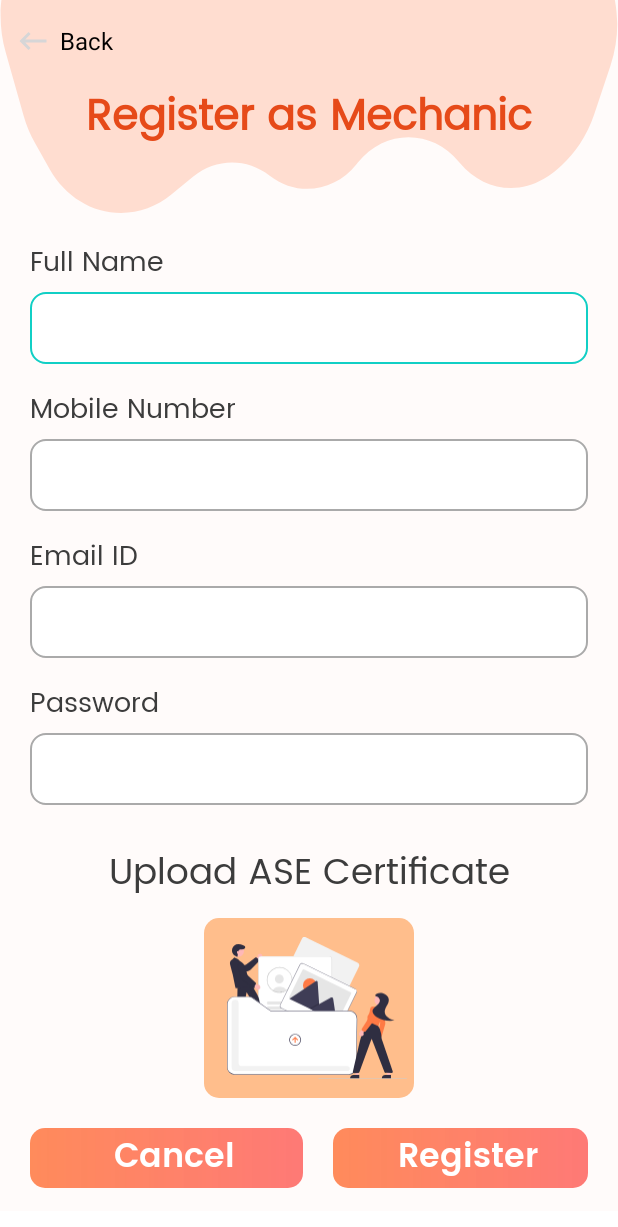
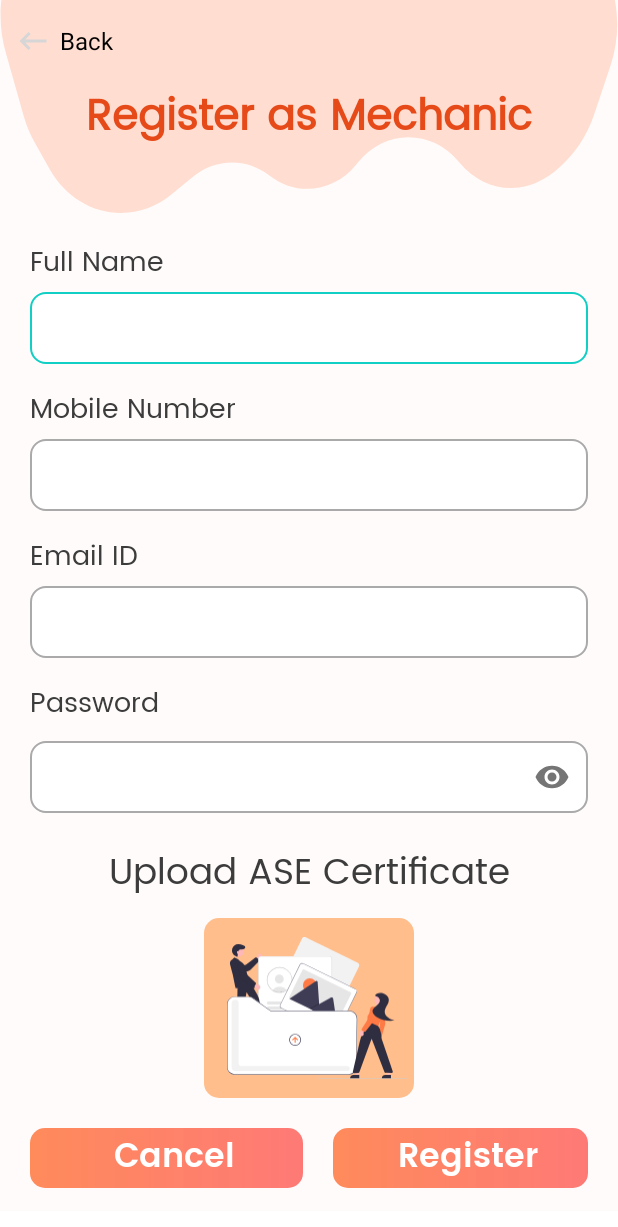
Before and after one commit to sahilbandekar/V-SOS, an Android app: the RegisterMechanic screen opened directly, with no data from a screen before it, on a phone screen of 412 x 824 dp. Shown: the top 1227 px of the screen. Run offline under Robolectric (Android 15) with nearby library versions, the phone set to English and light mode, and no system bars; our stand-ins replace Firebase (no records; nobody signed in at launch, a user with empty details on screens opened directly).

Commit message:
More changes.

```diff
--- a/app/src/main/java/com/example/vsos/RegisterMechanic.java
+++ b/app/src/main/java/com/example/vsos/RegisterMechanic.java
@@ -26,10 +26,13 @@ import com.google.firebase.database.FirebaseDatabase;
 import com.google.firebase.storage.FirebaseStorage;
 import com.google.firebase.storage.StorageReference;
 
+import java.util.Objects;
+
 
 public class RegisterMechanic extends AppCompatActivity {
 
-    EditText inputName, inputEmail, inputMobileNumber, inputPassword;
+    EditText inputName, inputEmail, inputMobileNumber;
+    com.google.android.material.textfield.TextInputEditText inputPassword;
     FrameLayout btn_upload;
 
     // String for Email Validation
@@ -118,7 +121,7 @@ public class RegisterMechanic extends AppCompatActivity {
         String name = inputName.getText().toString();
         String email = inputEmail.getText().toString();
         String number = inputMobileNumber.getText().toString();
-        String password = inputPassword.getText().toString();
+        String password = Objects.requireNonNull(inputPassword.getText()).toString();
 
         if (!email.matches(emailPattern)) {
             inputEmail.setError("Enter Correct Email");
--- a/app/src/main/res/layout/activity_register_mechanic.xml
+++ b/app/src/main/res/layout/activity_register_mechanic.xml
@@ -3,6 +3,7 @@
     xmlns:tools="http://schemas.android.com/tools"
     android:layout_width="fill_parent"
     android:layout_height="wrap_content"
+    xmlns:app="http://schemas.android.com/apk/res-auto"
     android:background="#FFFBFA"
     android:fillViewport="false"
     android:focusableInTouchMode="true"
@@ -108,7 +109,7 @@
                 android:background="@drawable/custom_input"
                 android:drawablePadding="12dp"
                 android:hint=""
-                android:inputType="textPersonName"
+                android:inputType="phone"
                 android:padding="10dp"
                 android:textSize="16sp" />
 
@@ -132,7 +133,7 @@
                 android:background="@drawable/custom_input"
                 android:drawablePadding="12dp"
                 android:hint=""
-                android:inputType="textPersonName"
+                android:inputType="textEmailAddress"
                 android:padding="10dp"
                 android:textSize="16sp" />
 
@@ -147,18 +148,26 @@
                 android:textColor="#3C3C3C"
                 android:textSize="18sp" />
 
-            <EditText
+            <com.google.android.material.textfield.TextInputLayout
+                android:id="@+id/outlinedTextField"
+                style="@style/Widget.MaterialComponents.TextInputLayout.OutlinedBox"
+                android:layout_width="match_parent"
+                android:layout_height="wrap_content"
+                app:passwordToggleEnabled="true">
+
+                <com.google.android.material.textfield.TextInputEditText
                     android:id="@+id/inputPassword"
                     android:layout_width="match_parent"
                     android:layout_height="48dp"
-                android:layout_marginBottom="15dp"
+                    android:layout_marginBottom="10dp"
                     android:autofillHints="name"
                     android:background="@drawable/custom_input"
                     android:drawablePadding="12dp"
-                android:hint=""
-                android:inputType="textPersonName"
+                    android:inputType="textPassword"
                     android:padding="10dp"
                     android:textSize="16sp" />
+
+            </com.google.android.material.textfield.TextInputLayout>
 
 
             <TextView
--- a/app/src/main/res/layout/activity_reset_password_f3_new_pass.xml
+++ b/app/src/main/res/layout/activity_reset_password_f3_new_pass.xml
@@ -97,7 +97,7 @@
                         android:autofillHints="name"
                         android:background="@drawable/custom_input"
                         android:drawablePadding="12dp"
-                        android:inputType="textPersonName"
+                        android:inputType="textPassword"
                         android:padding="10dp"
                         android:textSize="18sp" />
 
@@ -128,7 +128,7 @@
                 android:layout_marginBottom="4dp"
                 android:background="@drawable/custom_input"
                 android:drawablePadding="12dp"
-                android:inputType="textPersonName"
+                android:inputType="textPassword"
                 android:padding="10dp" />
 
             <TextView
```
Lines whose indentation alone changed are shown as unchanged.
